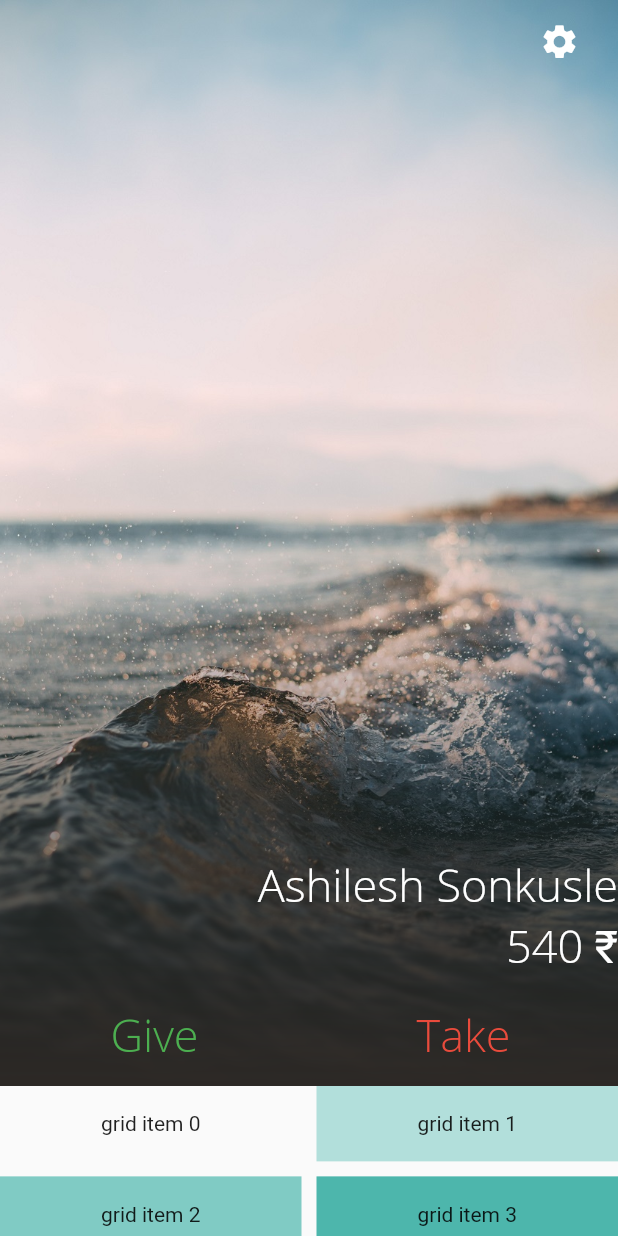
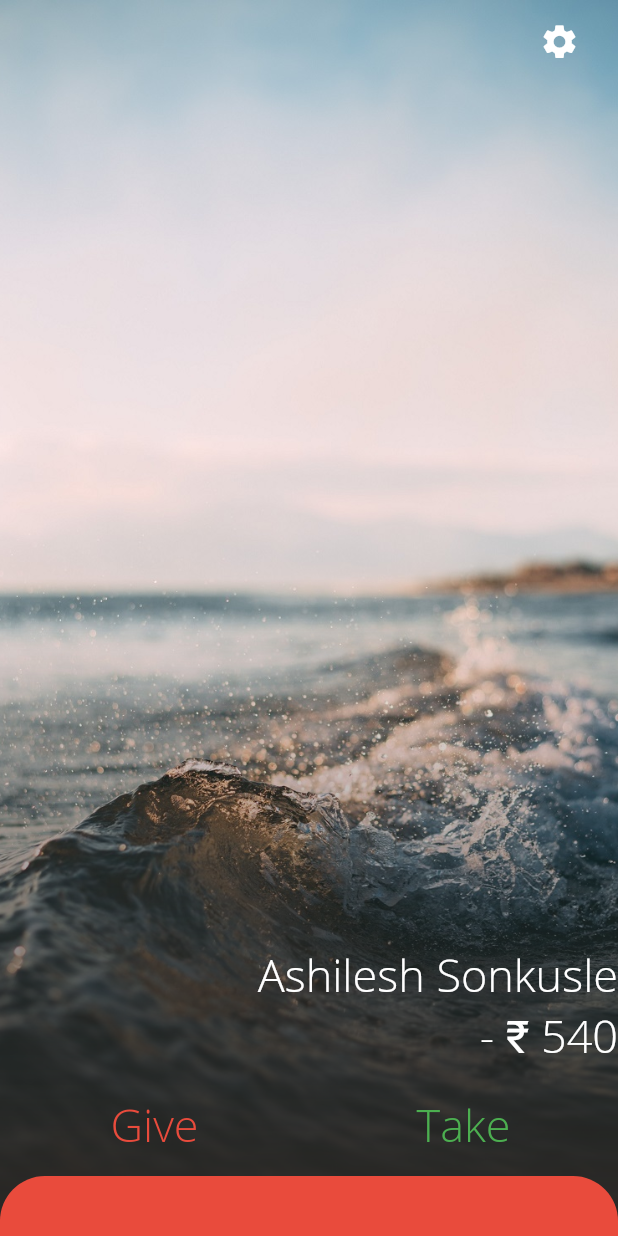
Before and after one commit to Ashilesh/Money_control, a Flutter app: the screen it shows after launch, on a phone screen of 412 x 824 dp. Run offline on Flutter 3.47's test engine with Material 2 defaults, Android fonts, the phone set to English and light mode, and no system bars; our stand-ins replace sqflite; accounts and stored records are empty.

Commit message:
made some changes in UI of friends page

```diff
--- a/lib/friend.dart
+++ b/lib/friend.dart
@@ -1,3 +1,4 @@
+import 'package:flutter/gestures.dart';
 import 'package:flutter/material.dart';
 
 class friend_info extends StatefulWidget {
@@ -11,17 +12,17 @@ class _friend_infoState extends State<friend_info> {
   Widget build(BuildContext context) {
     double height = MediaQuery.of(context).size.height;
     var cherryTomato = const Color(0xffe94b3c);
+    var blackColor = const Color(0xff2d2926);
     return Scaffold(
 
       body: CustomScrollView(
         slivers: <Widget>[
            SliverAppBar(
-            pinned: false,
-
-            expandedHeight: height - 100,
+            pinned: true,
+            expandedHeight: height,
 
             bottom: PreferredSize(
-              preferredSize: Size.fromHeight(103),
+              preferredSize: Size.fromHeight(143),
               child: Column(
                 mainAxisAlignment: MainAxisAlignment.start,
                 children: <Widget>[
@@ -40,7 +41,7 @@ class _friend_infoState extends State<friend_info> {
                   Row(
                     textDirection: TextDirection.rtl,
                     children: <Widget>[
-                      Text('540 \u20B9',
+                      Text('- \u20B9 540',
                         style: TextStyle(
                             color: Colors.white,
                             fontFamily: "OpenSans",
@@ -58,7 +59,7 @@ class _friend_infoState extends State<friend_info> {
                         child: FlatButton(
                           child: Text('Give',
                             style: TextStyle(
-                                color: Colors.green,
+                                color: cherryTomato,
                                 fontFamily: "OpenSans",
                                 fontSize: 30
                             ),
@@ -70,7 +71,7 @@ class _friend_infoState extends State<friend_info> {
                         child: FlatButton(
                           child: Text('Take',
                             style: TextStyle(
-                                color: cherryTomato,
+                                color: Colors.green,
                                 fontFamily: "OpenSans",
                                 fontSize: 30
                             ),
@@ -82,6 +83,25 @@ class _friend_infoState extends State<friend_info> {
                   ),
                   Container(
                     height: 10,
+                  ),
+                  Container(
+                      alignment: Alignment.center,
+
+                      color: Colors.transparent,
+                      child: Row(
+                        children: <Widget>[
+                          Expanded(
+                            child: ClipRRect(
+                                borderRadius: BorderRadius.only(topRight: Radius.circular(30),topLeft: Radius.circular(30)),
+
+                                child: Container(
+                                  height: 40,
+                                  color: cherryTomato,
+                                )
+                            ),
+                          )
+                        ],
+                      )
                   )
                 ],
               ),
@@ -118,33 +138,23 @@ class _friend_infoState extends State<friend_info> {
 
 
           ),
-          SliverGrid(
-            gridDelegate: SliverGridDelegateWithMaxCrossAxisExtent(
-              maxCrossAxisExtent: 200.0,
-              mainAxisSpacing: 10.0,
-              crossAxisSpacing: 10.0,
-              childAspectRatio: 4.0,
-            ),
-            delegate: SliverChildBuilderDelegate(
-              (BuildContext context, int index) {
-                return Container(
-                  alignment: Alignment.center,
-                  color: Colors.teal[100 * (index % 9)],
-                  child: Text('grid item $index'),
-                );
-              },
-              childCount: 20,
-            ),
-          ),
           SliverFixedExtentList(
             itemExtent: 50.0,
             delegate: SliverChildBuilderDelegate(
               (BuildContext context, int index) {
-                return Container(
+                var cont;
+
+
+
+                  cont = Container(
                   alignment: Alignment.center,
                   color: Colors.lightBlue[100 * (index % 9)],
                   child: Text('list item $index'),
-                );
+                  );
+
+
+
+                return cont;
               },
             ),
           ),
```
